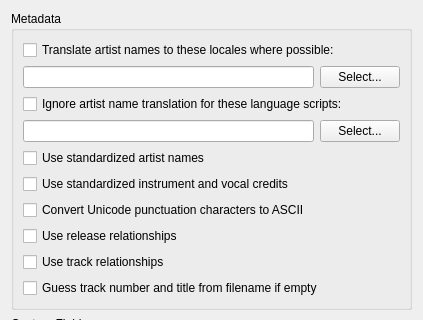
The window that ui/options_metadata.ui (metabrainz/picard) describes before a commit, drawn with Qt 5; both pictures show x 0 to 423 and y 0 to 320 of the 423 by 553 pixel window.
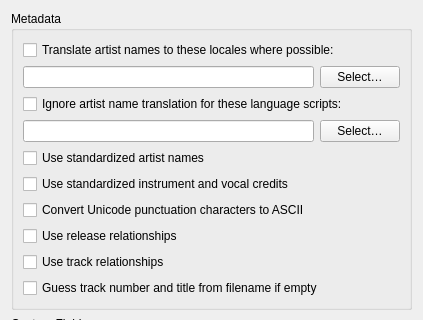
The same window after the commit.

```diff
--- a/ui/options_metadata.ui
+++ b/ui/options_metadata.ui
@@ -54,7 +54,7 @@
         <item>
          <widget class="QPushButton" name="select_locales">
           <property name="text">
-           <string>Select...</string>
+           <string>Select…</string>
           </property>
          </widget>
         </item>
@@ -82,7 +82,7 @@
         <item>
          <widget class="QPushButton" name="select_scripts">
           <property name="text">
-           <string>Select...</string>
+           <string>Select…</string>
           </property>
          </widget>
         </item>
```
